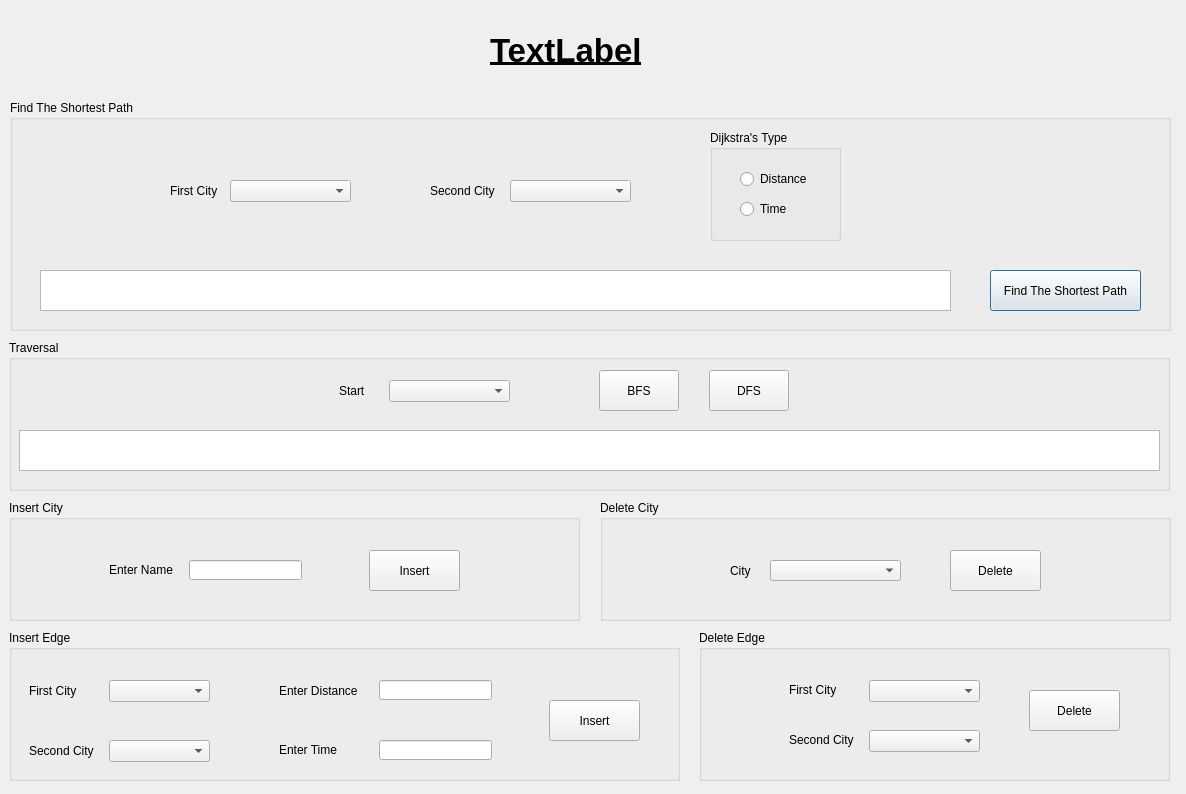
First picture: the form in ui/exploremap.ui, repository ziaddevv/Guide_Me_Path_Finder, before the edit.
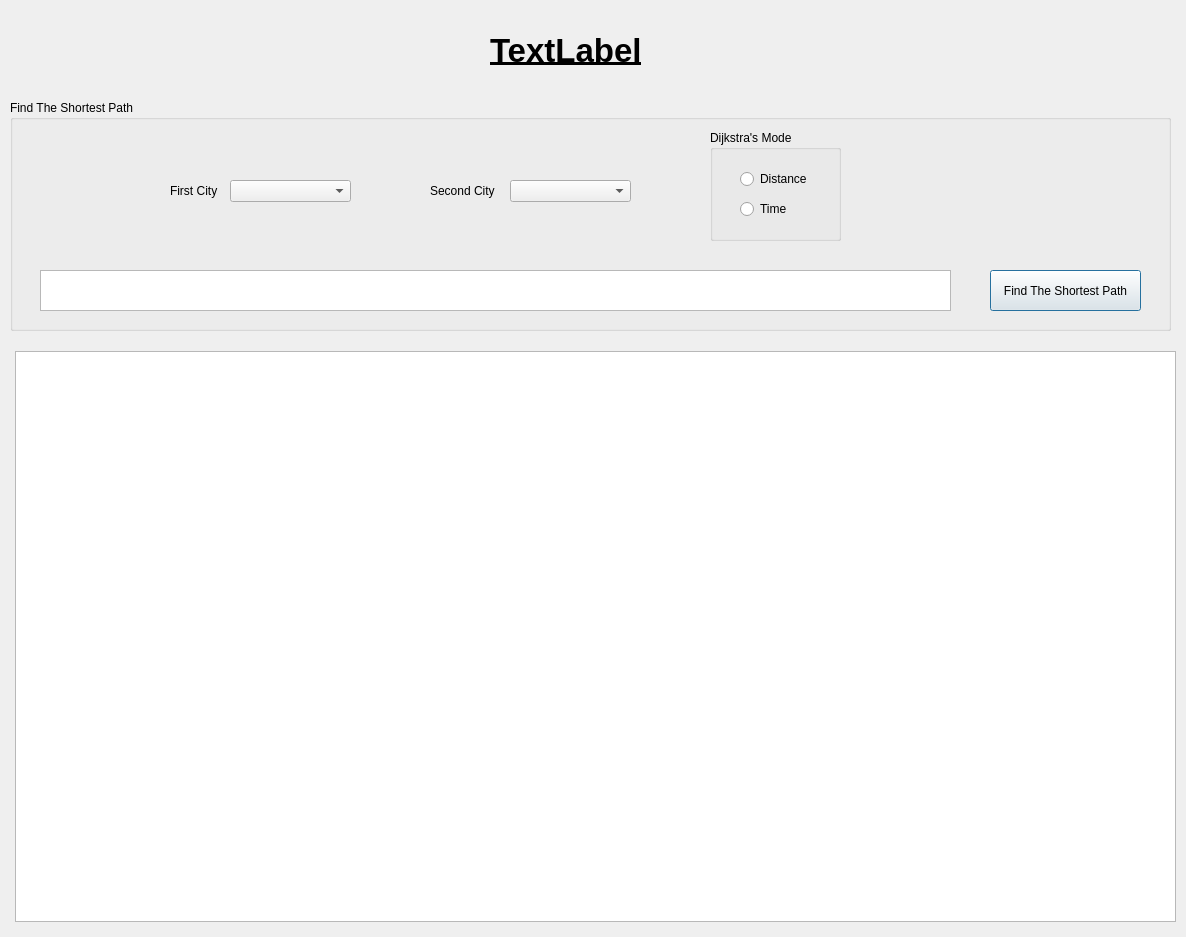
Second picture: the form after the edit.

Commit message: Visualized the shortest path and seperate edit_graph operations

The edit to the form file:
```diff
--- a/ui/exploremap.ui
+++ b/ui/exploremap.ui
@@ -7,7 +7,7 @@
     <x>0</x>
     <y>0</y>
     <width>1186</width>
-    <height>794</height>
+    <height>937</height>
    </rect>
   </property>
   <property name="windowTitle">
@@ -124,7 +124,7 @@
      </rect>
     </property>
     <property name="title">
-     <string>Dijkstra's Type</string>
+     <string>Dijkstra's Mode</string>
     </property>
     <widget class="QRadioButton" name="distance_rad">
      <property name="geometry">
@@ -154,365 +154,15 @@
     </widget>
    </widget>
   </widget>
-  <widget class="QGroupBox" name="groupBox_2">
+  <widget class="QGraphicsView" name="visualizePath">
    <property name="geometry">
     <rect>
-     <x>9</x>
-     <y>340</y>
+     <x>15</x>
+     <y>351</y>
      <width>1161</width>
-     <height>151</height>
+     <height>571</height>
     </rect>
    </property>
-   <property name="title">
-    <string>Traversal</string>
-   </property>
-   <widget class="QTextBrowser" name="traversal">
-    <property name="geometry">
-     <rect>
-      <x>10</x>
-      <y>90</y>
-      <width>1141</width>
-      <height>41</height>
-     </rect>
-    </property>
-   </widget>
-   <widget class="QComboBox" name="start">
-    <property name="geometry">
-     <rect>
-      <x>380</x>
-      <y>40</y>
-      <width>121</width>
-      <height>22</height>
-     </rect>
-    </property>
-   </widget>
-   <widget class="QLabel" name="label_4">
-    <property name="geometry">
-     <rect>
-      <x>330</x>
-      <y>40</y>
-      <width>51</width>
-      <height>21</height>
-     </rect>
-    </property>
-    <property name="text">
-     <string>Start</string>
-    </property>
-   </widget>
-   <widget class="QPushButton" name="BFS">
-    <property name="geometry">
-     <rect>
-      <x>590</x>
-      <y>30</y>
-      <width>80</width>
-      <height>41</height>
-     </rect>
-    </property>
-    <property name="text">
-     <string>BFS</string>
-    </property>
-   </widget>
-   <widget class="QPushButton" name="DFS">
-    <property name="geometry">
-     <rect>
-      <x>700</x>
-      <y>30</y>
-      <width>80</width>
-      <height>41</height>
-     </rect>
-    </property>
-    <property name="text">
-     <string>DFS</string>
-    </property>
-   </widget>
-  </widget>
-  <widget class="QGroupBox" name="groupBox_3">
-   <property name="geometry">
-    <rect>
-     <x>9</x>
-     <y>500</y>
-     <width>571</width>
-     <height>121</height>
-    </rect>
-   </property>
-   <property name="title">
-    <string>Insert City</string>
-   </property>
-   <widget class="QLineEdit" name="insertCity">
-    <property name="geometry">
-     <rect>
-      <x>180</x>
-      <y>60</y>
-      <width>113</width>
-      <height>20</height>
-     </rect>
-    </property>
-   </widget>
-   <widget class="QLabel" name="label_5">
-    <property name="geometry">
-     <rect>
-      <x>100</x>
-      <y>60</y>
-      <width>71</width>
-      <height>20</height>
-     </rect>
-    </property>
-    <property name="text">
-     <string>Enter Name</string>
-    </property>
-   </widget>
-   <widget class="QPushButton" name="IC">
-    <property name="geometry">
-     <rect>
-      <x>360</x>
-      <y>50</y>
-      <width>91</width>
-      <height>41</height>
-     </rect>
-    </property>
-    <property name="text">
-     <string>Insert</string>
-    </property>
-   </widget>
-  </widget>
-  <widget class="QGroupBox" name="groupBox_4">
-   <property name="geometry">
-    <rect>
-     <x>600</x>
-     <y>500</y>
-     <width>571</width>
-     <height>121</height>
-    </rect>
-   </property>
-   <property name="title">
-    <string>Delete City</string>
-   </property>
-   <widget class="QPushButton" name="DC">
-    <property name="geometry">
-     <rect>
-      <x>350</x>
-      <y>50</y>
-      <width>91</width>
-      <height>41</height>
-     </rect>
-    </property>
-    <property name="text">
-     <string>Delete</string>
-    </property>
-   </widget>
-   <widget class="QLabel" name="label_6">
-    <property name="geometry">
-     <rect>
-      <x>130</x>
-      <y>60</y>
-      <width>37</width>
-      <height>21</height>
-     </rect>
-    </property>
-    <property name="text">
-     <string>City</string>
-    </property>
-   </widget>
-   <widget class="QComboBox" name="DCity">
-    <property name="geometry">
-     <rect>
-      <x>170</x>
-      <y>60</y>
-      <width>131</width>
-      <height>21</height>
-     </rect>
-    </property>
-   </widget>
-  </widget>
-  <widget class="QGroupBox" name="groupBox_5">
-   <property name="geometry">
-    <rect>
-     <x>9</x>
-     <y>630</y>
-     <width>671</width>
-     <height>151</height>
-    </rect>
-   </property>
-   <property name="title">
-    <string>Insert Edge</string>
-   </property>
-   <widget class="QComboBox" name="IECity1">
-    <property name="geometry">
-     <rect>
-      <x>100</x>
-      <y>50</y>
-      <width>101</width>
-      <height>22</height>
-     </rect>
-    </property>
-   </widget>
-   <widget class="QComboBox" name="IECity2">
-    <property name="geometry">
-     <rect>
-      <x>100</x>
-      <y>110</y>
-      <width>101</width>
-      <height>22</height>
-     </rect>
-    </property>
-   </widget>
-   <widget class="QLabel" name="label_7">
-    <property name="geometry">
-     <rect>
-      <x>20</x>
-      <y>50</y>
-      <width>51</width>
-      <height>21</height>
-     </rect>
-    </property>
-    <property name="text">
-     <string>First City</string>
-    </property>
-   </widget>
-   <widget class="QLabel" name="label_8">
-    <property name="geometry">
-     <rect>
-      <x>20</x>
-      <y>110</y>
-      <width>71</width>
-      <height>21</height>
-     </rect>
-    </property>
-    <property name="text">
-     <string>Second City</string>
-    </property>
-   </widget>
-   <widget class="QLabel" name="label_9">
-    <property name="geometry">
-     <rect>
-      <x>270</x>
-      <y>50</y>
-      <width>81</width>
-      <height>21</height>
-     </rect>
-    </property>
-    <property name="text">
-     <string>Enter Distance</string>
-    </property>
-   </widget>
-   <widget class="QLabel" name="label_10">
-    <property name="geometry">
-     <rect>
-      <x>270</x>
-      <y>110</y>
-      <width>61</width>
-      <height>20</height>
-     </rect>
-    </property>
-    <property name="text">
-     <string>Enter Time</string>
-    </property>
-   </widget>
-   <widget class="QLineEdit" name="distance">
-    <property name="geometry">
-     <rect>
-      <x>370</x>
-      <y>50</y>
-      <width>113</width>
-      <height>20</height>
-     </rect>
-    </property>
-   </widget>
-   <widget class="QLineEdit" name="time">
-    <property name="geometry">
-     <rect>
-      <x>370</x>
-      <y>110</y>
-      <width>113</width>
-      <height>20</height>
-     </rect>
-    </property>
-   </widget>
-   <widget class="QPushButton" name="IE">
-    <property name="geometry">
-     <rect>
-      <x>540</x>
-      <y>70</y>
-      <width>91</width>
-      <height>41</height>
-     </rect>
-    </property>
-    <property name="text">
-     <string>Insert</string>
-    </property>
-   </widget>
-  </widget>
-  <widget class="QGroupBox" name="groupBox_6">
-   <property name="geometry">
-    <rect>
-     <x>699</x>
-     <y>630</y>
-     <width>471</width>
-     <height>151</height>
-    </rect>
-   </property>
-   <property name="title">
-    <string>Delete Edge</string>
-   </property>
-   <widget class="QLabel" name="label_11">
-    <property name="geometry">
-     <rect>
-      <x>90</x>
-      <y>50</y>
-      <width>51</width>
-      <height>20</height>
-     </rect>
-    </property>
-    <property name="text">
-     <string>First City</string>
-    </property>
-   </widget>
-   <widget class="QLabel" name="label_12">
-    <property name="geometry">
-     <rect>
-      <x>90</x>
-      <y>100</y>
-      <width>71</width>
-      <height>20</height>
-     </rect>
-    </property>
-    <property name="text">
-     <string>Second City</string>
-    </property>
-   </widget>
-   <widget class="QComboBox" name="DECity1">
-    <property name="geometry">
-     <rect>
-      <x>170</x>
-      <y>50</y>
-      <width>111</width>
-      <height>22</height>
-     </rect>
-    </property>
-   </widget>
-   <widget class="QComboBox" name="DECity2">
-    <property name="geometry">
-     <rect>
-      <x>170</x>
-      <y>100</y>
-      <width>111</width>
-      <height>22</height>
-     </rect>
-    </property>
-   </widget>
-   <widget class="QPushButton" name="DE">
-    <property name="geometry">
-     <rect>
-      <x>330</x>
-      <y>60</y>
-      <width>91</width>
-      <height>41</height>
-     </rect>
-    </property>
-    <property name="text">
-     <string>Delete</string>
-    </property>
-   </widget>
   </widget>
  </widget>
  <resources/>
```
Left out of the diff: 2 changed lines with no effect on the pictures. The commit also changes 15 other files.
